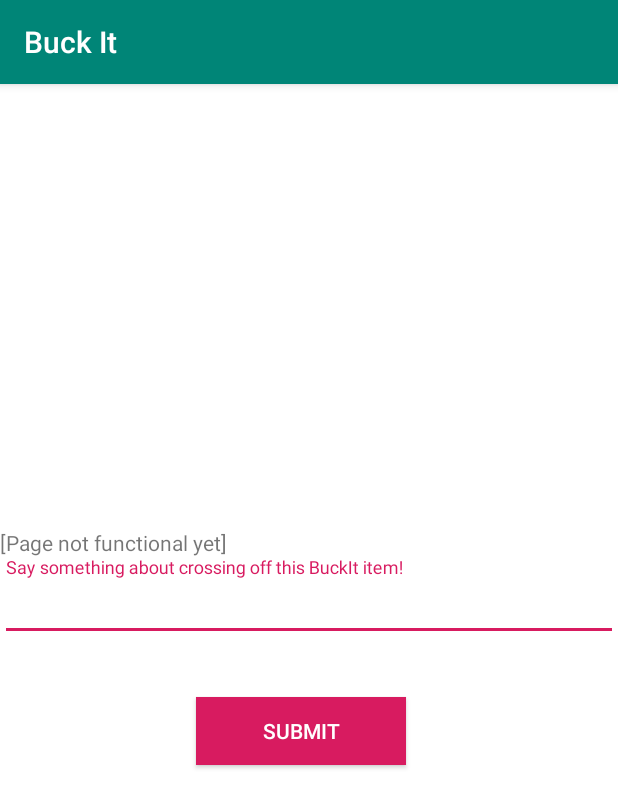
After one commit to anvitgupta/bucketlist, an Android app: the MarkAsCompleteActivity screen opened directly, with no data from a screen before it, on a phone screen of 412 x 824 dp. The commit adds this screen. Shown: the top 808 px of the screen. Run offline under Robolectric (Android 15) with nearby library versions, the phone set to English and light mode, and no system bars; our stand-ins replace Firebase (no records; nobody signed in at launch, a user with empty details on screens opened directly); 1 statement that could not run was skipped.

Commit message:
Added mark as complete page and differentiated items by button

```diff
--- a/android/app/src/main/AndroidManifest.xml
+++ b/android/app/src/main/AndroidManifest.xml
@@ -39,6 +39,9 @@
         <activity
             android:name=".PublicFeedActivity"
             android:label="@string/app_name" />
+        <activity
+            android:name=".MarkAsCompleteActivity"
+            android:label="@string/app_name" />
     </application>
 
 </manifest>
--- a/android/app/src/main/java/com/cs4279/buckit/MainActivity.java
+++ b/android/app/src/main/java/com/cs4279/buckit/MainActivity.java
@@ -172,7 +172,7 @@ public class MainActivity extends AppCompatActivity {
         mAdapter = new ItemsAdapter(itemsList, new View.OnClickListener() {
             @Override
             public void onClick(View v) {
-                startActivity(new Intent(getApplicationContext(),AddItemActivity.class));
+                startActivity(new Intent(getApplicationContext(),MarkAsCompleteActivity.class));
             }
         });
         cardsLayout.setAdapter(mAdapter);
--- /dev/null
+++ b/android/app/src/main/java/com/cs4279/buckit/MarkAsCompleteActivity.java
@@ -0,0 +1,89 @@
+package com.cs4279.buckit;
+
+import android.os.Bundle;
+import android.support.annotation.Nullable;
+import android.support.design.widget.TextInputEditText;
+import android.support.v7.app.AppCompatActivity;
+import android.text.TextUtils;
+import android.view.View;
+import android.widget.Button;
+import android.widget.Toast;
+
+import com.google.firebase.auth.FirebaseAuth;
+import com.google.firebase.database.DataSnapshot;
+import com.google.firebase.database.DatabaseError;
+import com.google.firebase.database.DatabaseReference;
+import com.google.firebase.database.FirebaseDatabase;
+import com.google.firebase.database.ValueEventListener;
+
+public class MarkAsCompleteActivity extends AppCompatActivity {
+
+    TextInputEditText newItemText;
+    Button submitButton;
+    private DatabaseReference mDatabase;
+    private int count;
+    FirebaseAuth firebaseAuth;
+
+    protected void onCreate(@Nullable Bundle savedInstanceState) {
+        super.onCreate(savedInstanceState);
+        setContentView(R.layout.activity_mark_as_complete);
+
+        newItemText = (TextInputEditText) findViewById(R.id.newItemField);
+        submitButton = findViewById(R.id.submitButton);
+
+        mDatabase = FirebaseDatabase.getInstance().getReference();
+        firebaseAuth = FirebaseAuth.getInstance();
+
+
+        // TODO: No need for Metadata on length of list, switch to push() method instead.
+        ValueEventListener postListener = new ValueEventListener() {
+            @Override
+            public void onDataChange(DataSnapshot dataSnapshot) {
+                // Get Metadata object and use the values to update the UI
+                Metadata count_data = dataSnapshot.getValue(Metadata.class);
+                count = Integer.parseInt(count_data.demo_count);
+            }
+
+            @Override
+            public void onCancelled(DatabaseError databaseError) {
+                // TODO
+                // Getting Metadata failed, log a message
+                //Log.w(TAG, "loadPost:onCancelled", databaseError.toException());
+                // ...
+            }
+        };
+        mDatabase.addValueEventListener(postListener);
+        // From the TO-DO to here is probably not needed anymore
+
+
+        final DatabaseReference newItemsReference = mDatabase.child("bucket_list_items");
+        final DatabaseReference personalBucketListReference = mDatabase.child("users").child(firebaseAuth.getCurrentUser().getUid()).child("personal_list");
+        /*submitButton.setOnClickListener(new View.OnClickListener() {
+            @Override
+            public void onClick(View v) {
+                String newItemStr = newItemText.getText().toString();
+
+                if(TextUtils.isEmpty(newItemStr)){
+                    Toast.makeText(getApplicationContext(),"Please fill in the required fields",Toast.LENGTH_SHORT).show();
+                    return;
+                }
+
+                // Send to Real-time Database
+                ++count;
+                mDatabase.child("demo").child("" + count).setValue(newItemStr);
+                mDatabase.child("demo_count").setValue("" + count);
+
+                DatabaseReference pushedReference = newItemsReference.push();
+                Item newItem = new Item(pushedReference.getKey(), newItemStr, newItemStr, firebaseAuth.getCurrentUser().getDisplayName(), "03-13-19", 1.0);
+                pushedReference.setValue(newItem);
+                String itemKey = pushedReference.getKey();
+                personalBucketListReference.push().setValue(itemKey);
+
+                finish();
+            }
+        });*/
+
+
+    }
+
+}
--- a/android/app/src/main/java/com/cs4279/buckit/PublicFeedActivity.java
+++ b/android/app/src/main/java/com/cs4279/buckit/PublicFeedActivity.java
@@ -91,7 +91,7 @@ public class PublicFeedActivity extends AppCompatActivity {
         mAdapter = new ItemsAdapter(itemsList, new View.OnClickListener() {
             @Override
             public void onClick(View v) {
-                startActivity(new Intent(getApplicationContext(),AddItemActivity.class));
+                startActivity(new Intent(getApplicationContext(),MarkAsCompleteActivity.class));
             }
         });  // How to get info on which card was clicked over to the new activity?
         cardsLayout.setAdapter(mAdapter);
--- /dev/null
+++ b/android/app/src/main/res/layout/activity_mark_as_complete.xml
@@ -0,0 +1,42 @@
+<?xml version="1.0" encoding="utf-8"?>
+<LinearLayout xmlns:android="http://schemas.android.com/apk/res/android"
+    android:orientation="vertical" android:layout_width="match_parent"
+    android:layout_height="match_parent"
+    android:gravity="center"
+    android:background="#FFF">
+
+    <TextView
+        android:layout_width="match_parent"
+        android:layout_height="wrap_content"
+        android:text="[Page not functional yet]"/>
+
+    <android.support.design.widget.TextInputLayout
+        android:layout_height="wrap_content"
+        android:layout_width="match_parent">
+        <android.support.design.widget.TextInputEditText
+            android:layout_width="match_parent"
+            android:layout_height="wrap_content"
+            android:layout_marginTop="10dp"
+            android:hint="Say something about crossing off this BuckIt item!"
+            android:id="@+id/newItemField" />
+
+    </android.support.design.widget.TextInputLayout>
+
+    <LinearLayout
+        android:layout_width="match_parent"
+        android:layout_height="100dp"
+        android:orientation="horizontal"
+        android:gravity="center">
+        <Button
+            android:text="Submit"
+            android:id="@+id/submitButton"
+            android:layout_width="140dp"
+            android:layout_height="45dp"
+            android:textColor="#FFFF"
+            android:textAllCaps="true"
+            android:layout_marginTop="10dp"
+            android:layout_marginRight="10dp"
+            android:background="@color/colorAccent"/>
+    </LinearLayout>
+
+</LinearLayout>
```
